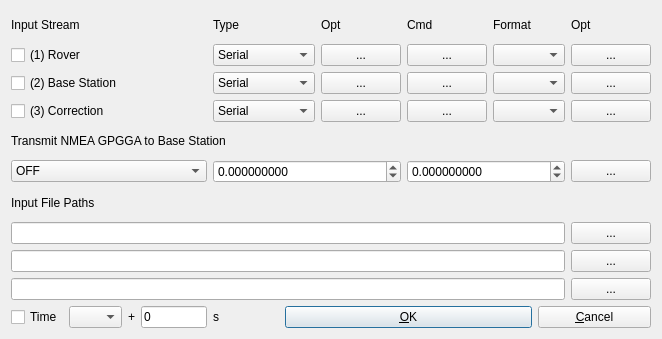
Old version of the form app/rtknavi_qt/instrdlg.ui in the repository tomojitakasu/RTKLIB.
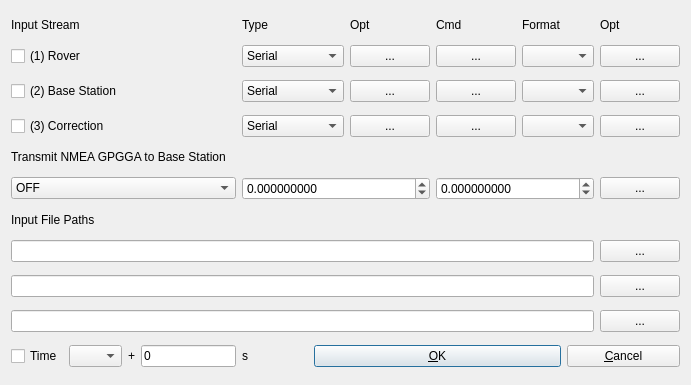
New version of the form.

The edit to the form file:
```diff
--- a/app/rtknavi_qt/instrdlg.ui
+++ b/app/rtknavi_qt/instrdlg.ui
@@ -6,8 +6,8 @@
    <rect>
     <x>0</x>
     <y>0</y>
-    <width>662</width>
-    <height>339</height>
+    <width>691</width>
+    <height>385</height>
    </rect>
   </property>
   <property name="windowTitle">
@@ -71,6 +71,12 @@
      <property name="enabled">
       <bool>true</bool>
      </property>
+     <property name="sizePolicy">
+      <sizepolicy hsizetype="Preferred" vsizetype="Fixed">
+       <horstretch>0</horstretch>
+       <verstretch>0</verstretch>
+      </sizepolicy>
+     </property>
      <property name="toolTip">
       <string/>
      </property>
@@ -122,6 +128,12 @@
      <property name="enabled">
       <bool>true</bool>
      </property>
+     <property name="sizePolicy">
+      <sizepolicy hsizetype="Preferred" vsizetype="Fixed">
+       <horstretch>0</horstretch>
+       <verstretch>0</verstretch>
+      </sizepolicy>
+     </property>
      <property name="toolTip">
       <string/>
      </property>
@@ -318,6 +330,12 @@
      <property name="enabled">
       <bool>true</bool>
      </property>
+     <property name="sizePolicy">
+      <sizepolicy hsizetype="Preferred" vsizetype="Fixed">
+       <horstretch>0</horstretch>
+       <verstretch>0</verstretch>
+      </sizepolicy>
+     </property>
      <property name="toolTip">
       <string/>
      </property>
@@ -331,6 +349,12 @@
      <property name="enabled">
       <bool>true</bool>
      </property>
+     <property name="sizePolicy">
+      <sizepolicy hsizetype="Preferred" vsizetype="Fixed">
+       <horstretch>0</horstretch>
+       <verstretch>0</verstretch>
+      </sizepolicy>
+     </property>
      <property name="toolTip">
       <string/>
      </property>
@@ -587,6 +611,12 @@
      <property name="enabled">
       <bool>true</bool>
      </property>
+     <property name="sizePolicy">
+      <sizepolicy hsizetype="Preferred" vsizetype="Fixed">
+       <horstretch>0</horstretch>
+       <verstretch>0</verstretch>
+      </sizepolicy>
+     </property>
      <property name="toolTip">
       <string/>
      </property>
@@ -600,6 +630,12 @@
      <property name="enabled">
       <bool>true</bool>
      </property>
+     <property name="sizePolicy">
+      <sizepolicy hsizetype="Preferred" vsizetype="Fixed">
+       <horstretch>0</horstretch>
+       <verstretch>0</verstretch>
+      </sizepolicy>
+     </property>
      <property name="toolTip">
       <string/>
      </property>
@@ -613,6 +649,12 @@
      <property name="enabled">
       <bool>true</bool>
      </property>
+     <property name="sizePolicy">
+      <sizepolicy hsizetype="Preferred" vsizetype="Fixed">
+       <horstretch>0</horstretch>
+       <verstretch>0</verstretch>
+      </sizepolicy>
+     </property>
      <property name="toolTip">
       <string/>
      </property>
@@ -626,6 +668,12 @@
      <property name="enabled">
       <bool>true</bool>
      </property>
+     <property name="sizePolicy">
+      <sizepolicy hsizetype="Preferred" vsizetype="Fixed">
+       <horstretch>0</horstretch>
+       <verstretch>0</verstretch>
+      </sizepolicy>
+     </property>
      <property name="toolTip">
       <string/>
      </property>
```
